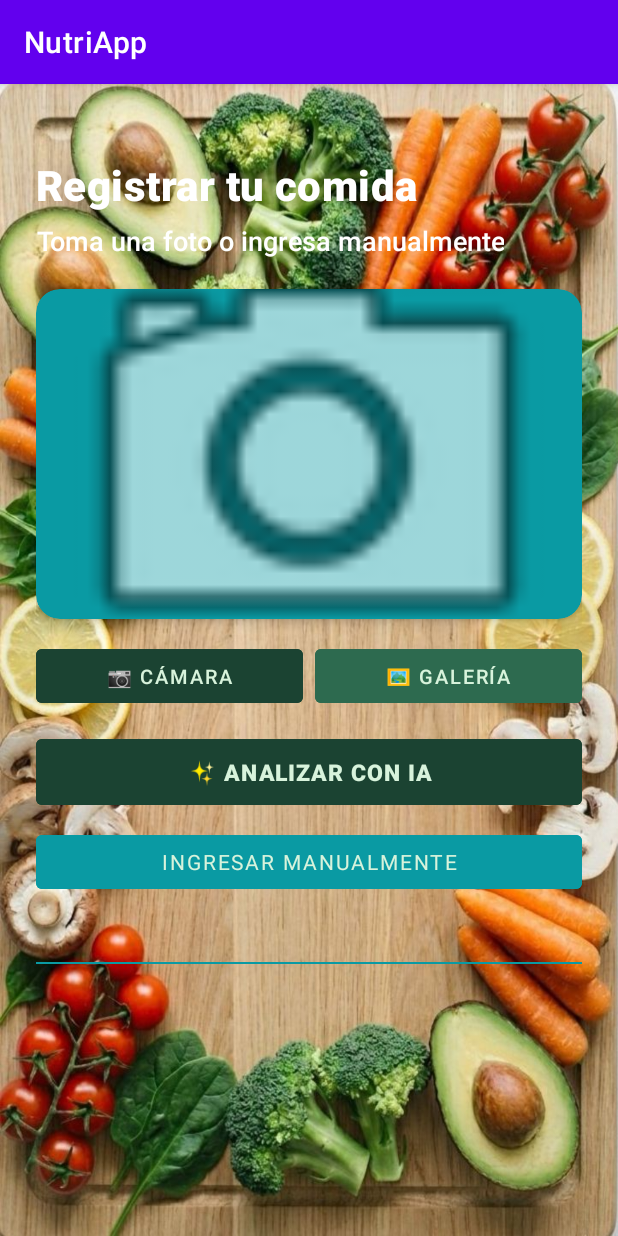
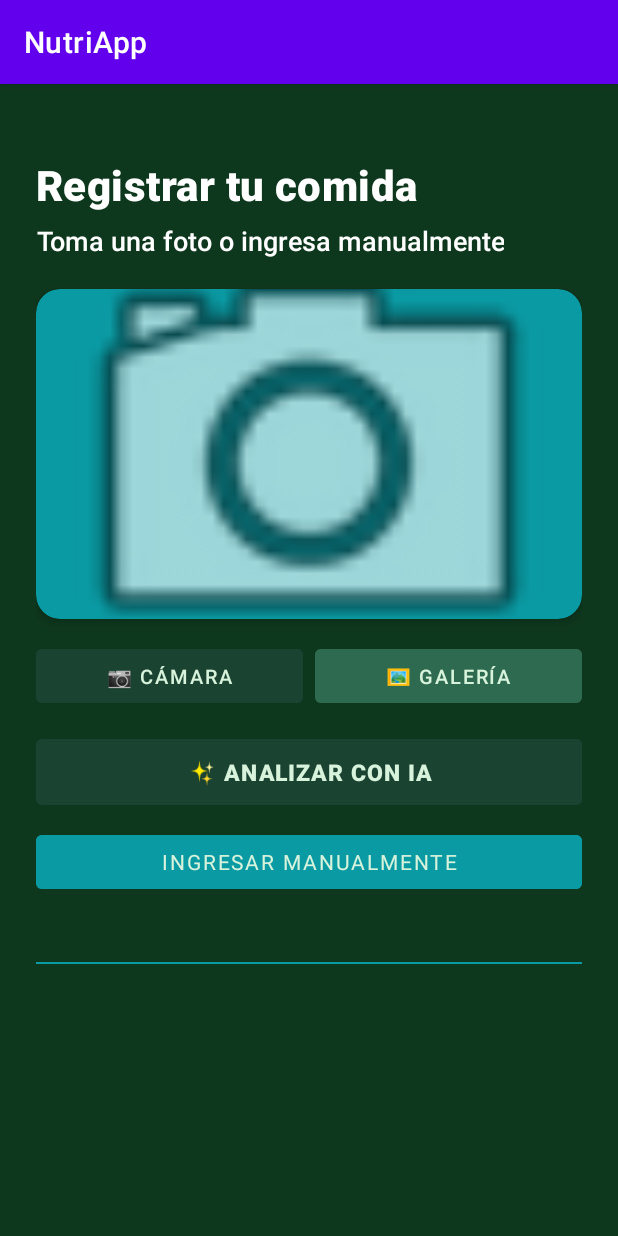
Before and after one commit to jPabloUMG/NutriApp, an Android app: the RegistroComidaActivity screen opened directly, with no data from a screen before it, on a phone screen of 412 x 824 dp. Run offline under Robolectric (Android 15) with nearby library versions, the phone set to English and light mode, and no system bars; 2 statements that could not run were skipped.

Commit message:
cambio de colores

```diff
--- a/app/src/main/res/layout/activity_login.xml
+++ b/app/src/main/res/layout/activity_login.xml
@@ -1,10 +1,9 @@
 <?xml version="1.0" encoding="utf-8"?>
-<LinearLayout
-    xmlns:android="http://schemas.android.com/apk/res/android"
+<LinearLayout xmlns:android="http://schemas.android.com/apk/res/android"
     xmlns:app="http://schemas.android.com/apk/res-auto"
     android:layout_width="match_parent"
     android:layout_height="match_parent"
-    android:background="@drawable/one"
+    android:background="#0E381E"
     android:gravity="center"
     android:orientation="vertical"
     android:padding="32dp">
--- a/app/src/main/res/layout/activity_perfil.xml
+++ b/app/src/main/res/layout/activity_perfil.xml
@@ -323,7 +323,7 @@
             android:background="#E0E0E0"
             android:layout_marginBottom="20dp"/>
 
-        <!--  Error General (tvError se mantiene para validaciones globales) -->
+        <!--  Error General  -->
         <TextView
             android:id="@+id/tvError"
             android:layout_width="match_parent"
--- a/app/src/main/res/layout/activity_registro_comida.xml
+++ b/app/src/main/res/layout/activity_registro_comida.xml
@@ -3,11 +3,13 @@
     xmlns:app="http://schemas.android.com/apk/res-auto"
     android:layout_width="match_parent"
     android:layout_height="match_parent"
+    android:fillViewport="true"
     android:background="@drawable/one">
 
     <LinearLayout
         android:layout_width="match_parent"
         android:layout_height="wrap_content"
+        android:background="#0E381E"
         android:orientation="vertical"
         android:padding="24dp">
 
@@ -173,8 +175,8 @@
                 android:paddingStart="4dp"
                 android:text="Tiempo de comida"
                 android:textColor="@color/white"
-                android:textStyle="bold"
-                android:textSize="12sp" />
+                android:textSize="12sp"
+                android:textStyle="bold" />
 
             <!-- MENÚ DESPLEGABLE MATERIAL DESIGN -->
             <com.google.android.material.textfield.TextInputLayout
@@ -208,8 +210,8 @@
                 android:paddingStart="4dp"
                 android:text="Nombre del alimento"
                 android:textColor="@color/white"
-                android:textStyle="bold"
-                android:textSize="12sp" />
+                android:textSize="12sp"
+                android:textStyle="bold" />
 
             <EditText
                 android:id="@+id/etNombre"
@@ -235,8 +237,8 @@
                 android:paddingStart="4dp"
                 android:text="Cantidad"
                 android:textColor="@color/white"
-                android:textStyle="bold"
-                android:textSize="12sp" />
+                android:textSize="12sp"
+                android:textStyle="bold" />
 
             <EditText
                 android:id="@+id/etCantidad"
@@ -282,8 +284,8 @@
                 android:paddingStart="4dp"
                 android:text="Calorías"
                 android:textColor="@color/white"
-                android:textStyle="bold"
-                android:textSize="12sp" />
+                android:textSize="12sp"
+                android:textStyle="bold" />
 
             <EditText
                 android:id="@+id/etCalorias"
@@ -309,8 +311,8 @@
                 android:paddingStart="4dp"
                 android:text="Proteínas"
                 android:textColor="@color/white"
-                android:textStyle="bold"
-                android:textSize="12sp" />
+                android:textSize="12sp"
+                android:textStyle="bold" />
 
             <EditText
                 android:id="@+id/etProteinas"
@@ -336,8 +338,8 @@
                 android:paddingStart="4dp"
                 android:text="Carbohidratos"
                 android:textColor="@color/white"
-                android:textStyle="bold"
-                android:textSize="12sp" />
+                android:textSize="12sp"
+                android:textStyle="bold" />
 
             <EditText
                 android:id="@+id/etCarbos"
@@ -363,8 +365,8 @@
                 android:paddingStart="4dp"
                 android:text="Grasas"
                 android:textColor="@color/white"
-                android:textStyle="bold"
-                android:textSize="12sp" />
+                android:textSize="12sp"
+                android:textStyle="bold" />
 
             <EditText
                 android:id="@+id/etGrasas"
@@ -406,8 +408,8 @@
                 android:gravity="center"
                 android:text="Los datos se guardan en tu historial diario"
                 android:textColor="@color/white"
-                android:textStyle="bold"
-                android:textSize="11sp" />
+                android:textSize="11sp"
+                android:textStyle="bold" />
 
         </LinearLayout>
     </LinearLayout>
```
Also changed, not shown: app/src/main/java/com/nutriapp/android/PerfilActivity.kt (+17 -0 lines), app/src/main/res/layout/activity_registro.xml (+4 -3 lines), app/src/main/res/layout/activity_reportes.xml (+19 -15 lines).
